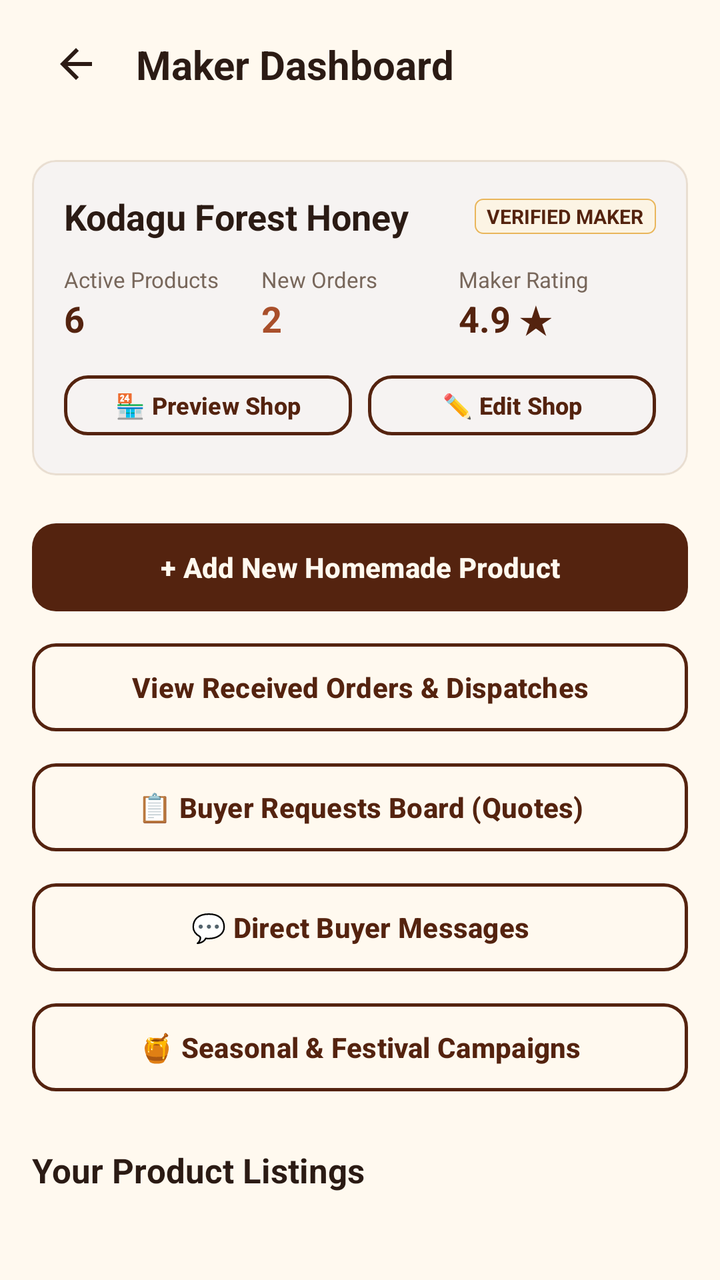
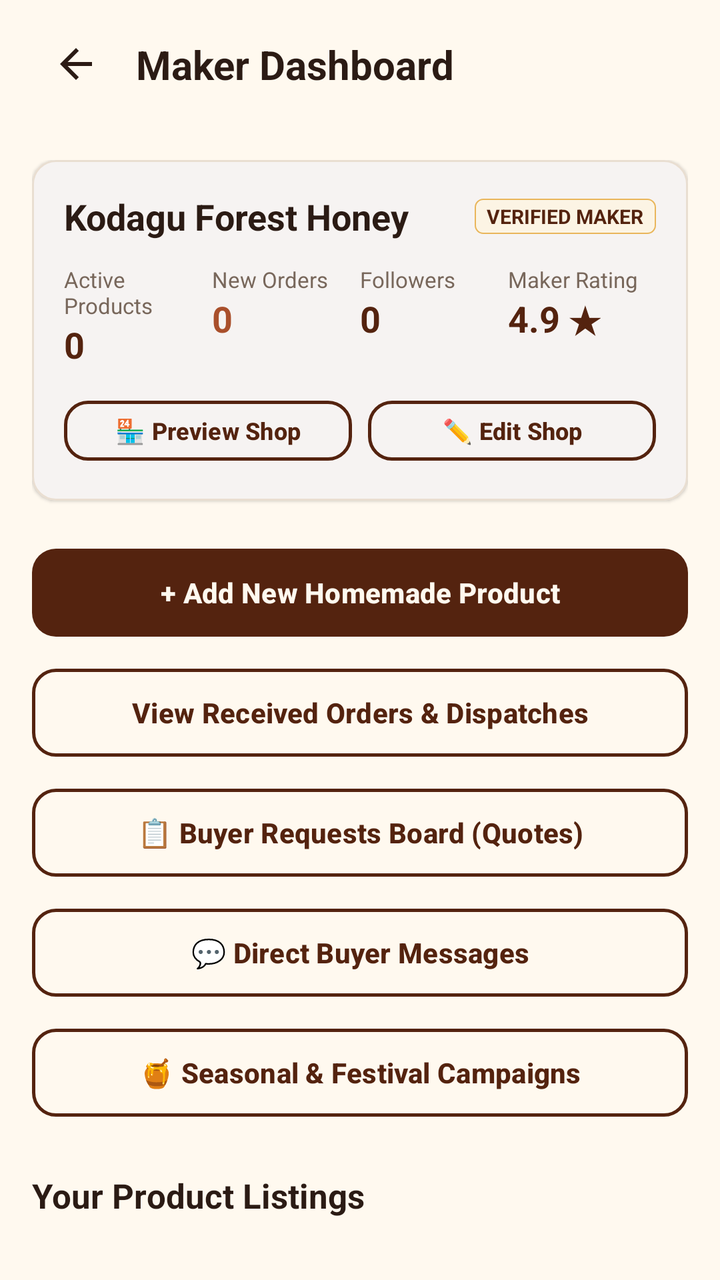

The first picture is an Android layout as it rendered before a commit; the second is the same layout after the commit. The layout source and the unified diff follow.
<!-- AndroidManifest.xml: application theme Theme.MOOLA -->
<!-- res/layout/activity_seller_dashboard.xml -->
<?xml version="1.0" encoding="utf-8"?>
<androidx.constraintlayout.widget.ConstraintLayout xmlns:android="http://schemas.android.com/apk/res/android"
    xmlns:app="http://schemas.android.com/apk/res-auto"
    android:layout_width="match_parent"
    android:layout_height="match_parent"
    android:background="@color/moola_cream">

    <androidx.constraintlayout.widget.ConstraintLayout
        android:id="@+id/sellerHeader"
        android:layout_width="match_parent"
        android:layout_height="@dimen/header_height"
        android:paddingHorizontal="@dimen/spacing_base"
        app:layout_constraintTop_toTopOf="parent">

        <ImageButton
            android:id="@+id/btnBackSeller"
            android:layout_width="44dp"
            android:layout_height="44dp"
            android:background="?attr/selectableItemBackgroundBorderless"
            android:contentDescription="Back"
            android:src="@drawable/ic_arrow_back"
            app:layout_constraintBottom_toBottomOf="parent"
            app:layout_constraintStart_toStartOf="parent"
            app:layout_constraintTop_toTopOf="parent"
            app:tint="@color/moola_charcoal" />

        <TextView
            android:id="@+id/tvSellerDashboardTitle"
            android:layout_width="0dp"
            android:layout_height="wrap_content"
            android:layout_marginStart="@dimen/spacing_sm"
            android:text="Maker Dashboard"
            android:textColor="@color/moola_charcoal"
            android:textSize="@dimen/text_lg"
            android:textStyle="bold"
            app:layout_constraintBottom_toBottomOf="parent"
            app:layout_constraintEnd_toEndOf="parent"
            app:layout_constraintStart_toEndOf="@+id/btnBackSeller"
            app:layout_constraintTop_toTopOf="parent" />
    </androidx.constraintlayout.widget.ConstraintLayout>

    <androidx.core.widget.NestedScrollView
        android:layout_width="match_parent"
        android:layout_height="0dp"
        android:fillViewport="true"
        app:layout_constraintBottom_toBottomOf="parent"
        app:layout_constraintTop_toBottomOf="@+id/sellerHeader">

        <LinearLayout
            android:layout_width="match_parent"
            android:layout_height="wrap_content"
            android:orientation="vertical"
            android:padding="@dimen/spacing_base"
            android:paddingBottom="@dimen/spacing_3xl">

            
            <com.google.android.material.card.MaterialCardView
                android:layout_width="match_parent"
                android:layout_height="wrap_content"
                app:cardBackgroundColor="@color/moola_white"
                app:cardCornerRadius="@dimen/radius_md"
                app:cardElevation="1dp"
                app:strokeColor="@color/moola_sandstone_border"
                app:strokeWidth="1dp">

                <LinearLayout
                    android:layout_width="match_parent"
                    android:layout_height="wrap_content"
                    android:orientation="vertical"
                    android:padding="@dimen/spacing_base">

                    <androidx.constraintlayout.widget.ConstraintLayout
                        android:layout_width="match_parent"
                        android:layout_height="wrap_content">

                        <TextView
                            android:id="@+id/tvSellerShopHeading"
                            android:layout_width="0dp"
                            android:layout_height="wrap_content"
                            android:text="Kodagu Forest Honey"
                            android:textColor="@color/moola_charcoal"
                            android:textSize="18sp"
                            android:textStyle="bold"
                            app:layout_constraintBottom_toBottomOf="parent"
                            app:layout_constraintEnd_toStartOf="@+id/tvSellerKycBadge"
                            app:layout_constraintStart_toStartOf="parent"
                            app:layout_constraintTop_toTopOf="parent" />

                        <TextView
                            android:id="@+id/tvSellerKycBadge"
                            android:layout_width="wrap_content"
                            android:layout_height="wrap_content"
                            android:background="@drawable/bg_tag_organic"
                            android:text="VERIFIED MAKER"
                            android:textColor="@color/moola_forest_green"
                            android:textSize="10sp"
                            android:textStyle="bold"
                            app:layout_constraintBottom_toBottomOf="parent"
                            app:layout_constraintEnd_toEndOf="parent"
                            app:layout_constraintTop_toTopOf="parent" />
                    </androidx.constraintlayout.widget.ConstraintLayout>

                    
                    <LinearLayout
                        android:layout_width="match_parent"
                        android:layout_height="wrap_content"
                        android:layout_marginTop="@dimen/spacing_md"
                        android:orientation="horizontal">

                        <LinearLayout
                            android:layout_width="0dp"
                            android:layout_height="wrap_content"
                            android:layout_weight="1"
                            android:orientation="vertical">

                            <TextView
                                android:layout_width="wrap_content"
                                android:layout_height="wrap_content"
                                android:text="Active Products"
                                android:textColor="@color/moola_charcoal_secondary"
                                android:textSize="11sp" />

                            <TextView
                                android:id="@+id/tvSellerActiveProductsCount"
                                android:layout_width="wrap_content"
                                android:layout_height="wrap_content"
                                android:text="6"
                                android:textColor="@color/moola_forest_green"
                                android:textSize="18sp"
                                android:textStyle="bold" />
                        </LinearLayout>

                        <LinearLayout
                            android:layout_width="0dp"
                            android:layout_height="wrap_content"
                            android:layout_weight="1"
                            android:orientation="vertical">

                            <TextView
                                android:layout_width="wrap_content"
                                android:layout_height="wrap_content"
                                android:text="New Orders"
                                android:textColor="@color/moola_charcoal_secondary"
                                android:textSize="11sp" />

                            <TextView
                                android:id="@+id/tvSellerNewOrdersCount"
                                android:layout_width="wrap_content"
                                android:layout_height="wrap_content"
                                android:text="2"
                                android:textColor="@color/moola_terracotta"
                                android:textSize="18sp"
                                android:textStyle="bold" />
                        </LinearLayout>

                        <LinearLayout
                            android:layout_width="0dp"
                            android:layout_height="wrap_content"
                            android:layout_weight="1"
                            android:orientation="vertical">

                            <TextView
                                android:layout_width="wrap_content"
                                android:layout_height="wrap_content"
                                android:text="Maker Rating"
                                android:textColor="@color/moola_charcoal_secondary"
                                android:textSize="11sp" />

                            <TextView
                                android:id="@+id/tvSellerRating"
                                android:layout_width="wrap_content"
                                android:layout_height="wrap_content"
                                android:text="4.9 ★"
                                android:textColor="@color/moola_forest_green"
                                android:textSize="18sp"
                                android:textStyle="bold" />
                        </LinearLayout>
                    </LinearLayout>

                    
                    <LinearLayout
                        android:layout_width="match_parent"
                        android:layout_height="wrap_content"
                        android:layout_marginTop="@dimen/spacing_md"
                        android:orientation="horizontal">

                        <com.google.android.material.button.MaterialButton
                            android:id="@+id/btnPreviewPublicShop"
                            style="@style/Widget.MOOLA.Button.Secondary"
                            android:layout_width="0dp"
                            android:layout_height="38dp"
                            android:layout_weight="1"
                            android:text="🏪 Preview Shop"
                            android:textSize="12sp" />

                        <com.google.android.material.button.MaterialButton
                            android:id="@+id/btnEditShopProfile"
                            style="@style/Widget.MOOLA.Button.Outlined"
                            android:layout_width="0dp"
                            android:layout_height="38dp"
                            android:layout_marginStart="@dimen/spacing_sm"
                            android:layout_weight="1"
                            android:text="✏️ Edit Shop"
                            android:textSize="12sp" />
                    </LinearLayout>

                </LinearLayout>
            </com.google.android.material.card.MaterialCardView>

            
            <com.google.android.material.button.MaterialButton
                android:id="@+id/btnAddProduct"
                style="@style/Widget.MOOLA.Button"
                android:layout_width="match_parent"
                android:layout_height="@dimen/button_height"
                android:layout_marginTop="@dimen/spacing_lg"
                android:text="+ Add New Homemade Product" />

            
            <com.google.android.material.button.MaterialButton
                android:id="@+id/btnManageSellerOrders"
                style="@style/Widget.MOOLA.Button.Outlined"
                android:layout_width="match_parent"
                android:layout_height="@dimen/button_height"
                android:layout_marginTop="@dimen/spacing_sm"
                android:text="View Received Orders &amp; Dispatches" />

            
            <com.google.android.material.button.MaterialButton
                android:id="@+id/btnSellerRequestsBoard"
                style="@style/Widget.MOOLA.Button.Secondary"
                android:layout_width="match_parent"
                android:layout_height="@dimen/button_height"
                android:layout_marginTop="@dimen/spacing_sm"
                android:text="📋 Buyer Requests Board (Quotes)" />

            
            <com.google.android.material.button.MaterialButton
                android:id="@+id/btnSellerDirectChats"
                style="@style/Widget.MOOLA.Button.Outlined"
                android:layout_width="match_parent"
                android:layout_height="@dimen/button_height"
                android:layout_marginTop="@dimen/spacing_sm"
                android:text="💬 Direct Buyer Messages" />

            
            <com.google.android.material.button.MaterialButton
                android:id="@+id/btnSellerFestivalCampaigns"
                style="@style/Widget.MOOLA.Button.Outlined"
                android:layout_width="match_parent"
                android:layout_height="@dimen/button_height"
                android:layout_marginTop="@dimen/spacing_sm"
                android:text="🍯 Seasonal &amp; Festival Campaigns" />

            
            <TextView
                android:layout_width="wrap_content"
                android:layout_height="wrap_content"
                android:layout_marginTop="@dimen/spacing_xl"
                android:text="Your Product Listings"
                android:textColor="@color/moola_charcoal"
                android:textSize="@dimen/text_md"
                android:textStyle="bold" />

            <androidx.recyclerview.widget.RecyclerView
                android:id="@+id/rvSellerProducts"
                android:layout_width="match_parent"
                android:layout_height="wrap_content"
                android:layout_marginTop="@dimen/spacing_sm"
                android:nestedScrollingEnabled="false" />

            <ProgressBar
                android:id="@+id/pbSeller"
                android:layout_width="36dp"
                android:layout_height="36dp"
                android:layout_gravity="center"
                android:layout_marginTop="@dimen/spacing_xl"
                android:indeterminateTint="@color/moola_forest_green"
                android:visibility="gone" />

        </LinearLayout>
    </androidx.core.widget.NestedScrollView>

</androidx.constraintlayout.widget.ConstraintLayout>
<!-- resources referenced by this layout -->
<resources>
  <color name="moola_charcoal">#2B1B14</color>
  <color name="moola_charcoal_secondary">#78675B</color>
  <color name="moola_cream">#FFF9EF</color>
  <color name="moola_forest_green">#54230F</color>
  <color name="moola_sandstone_border">#E9DED1</color>
  <color name="moola_terracotta">#A94F2B</color>
  <color name="moola_white">#FFFFFF</color>
  <dimen name="button_height">52dp</dimen>
  <dimen name="header_height">64dp</dimen>
  <dimen name="radius_md">12dp</dimen>
  <dimen name="spacing_3xl">48dp</dimen>
  <dimen name="spacing_base">16dp</dimen>
  <dimen name="spacing_lg">20dp</dimen>
  <dimen name="spacing_md">12dp</dimen>
  <dimen name="spacing_sm">8dp</dimen>
  <dimen name="spacing_xl">24dp</dimen>
  <dimen name="text_lg">20sp</dimen>
  <dimen name="text_md">17sp</dimen>
  <!-- drawable bg_tag_organic (drawable) -->
  <?xml version="1.0" encoding="utf-8"?>
  <shape xmlns:android="http://schemas.android.com/apk/res/android"
      android:shape="rectangle">
      <solid android:color="@color/moola_golden_subtle" />
      <stroke android:width="0.75dp" android:color="@color/moola_golden_accent" />
      <corners android:radius="@dimen/radius_xs" />
      <padding
          android:left="6dp"
          android:top="2dp"
          android:right="6dp"
          android:bottom="2dp" />
  </shape>
  <!-- drawable ic_arrow_back (drawable) -->
  <vector xmlns:android="http://schemas.android.com/apk/res/android"
      android:width="24dp"
      android:height="24dp"
      android:viewportWidth="24"
      android:viewportHeight="24">
      <path
          android:fillColor="@color/moola_charcoal"
          android:pathData="M20,11H7.83l5.59,-5.59L12,4l-8,8 8,8 1.41,-1.41L7.83,13H20v-2z" />
  </vector>
  <style name="Widget.MOOLA.Button" parent="Widget.Material3.Button">
          <item name="backgroundTint">@color/moola_primary_brown</item>
          <item name="android:textColor">@color/moola_cream</item>
          <item name="cornerRadius">@dimen/radius_md</item>
          <item name="android:textAllCaps">false</item>
          <item name="android:minHeight">@dimen/button_height</item>
          <item name="android:textStyle">bold</item>
      </style>
  <style name="Widget.MOOLA.Button.Outlined" parent="Widget.Material3.Button.OutlinedButton">
          <item name="strokeColor">@color/moola_primary_brown</item>
          <item name="strokeWidth">1.5dp</item>
          <item name="android:textColor">@color/moola_primary_brown</item>
          <item name="cornerRadius">@dimen/radius_md</item>
          <item name="android:textAllCaps">false</item>
          <item name="android:minHeight">@dimen/button_height</item>
          <item name="android:textStyle">bold</item>
      </style>
  <color name="moola_golden_subtle">#FCF4E4</color>
  <color name="moola_golden_accent">#E9B65B</color>
  <dimen name="radius_xs">4dp</dimen>
  <color name="moola_primary_brown">#54230F</color>
  <color name="moola_deep_chocolate">#351609</color>
  <color name="moola_honey_amber">#D99124</color>
  <color name="moola_card_surface">#FFFFFF</color>
  <color name="moola_primary_text">#2B1B14</color>
  <color name="moola_cream_surface">#FDF6EB</color>
  <style name="Widget.MOOLA.Card" parent="Widget.Material3.CardView.Filled">
          <item name="cardBackgroundColor">@color/moola_card_surface</item>
          <item name="cardCornerRadius">@dimen/radius_md</item>
          <item name="cardElevation">1dp</item>
          <item name="strokeColor">@color/moola_subtle_border</item>
          <item name="strokeWidth">1dp</item>
      </style>
  <color name="moola_subtle_border">#E9DED1</color>
  <!-- unchanged entries left out for length: 2 -->
</resources>

<!-- the commit's change to res/layout/activity_seller_dashboard.xml (unified diff, before → after) -->
@@ -105,7 +105,8 @@
                         android:layout_width="match_parent"
                         android:layout_height="wrap_content"
                         android:layout_marginTop="@dimen/spacing_md"
-                        android:orientation="horizontal">
+                        android:orientation="horizontal"
+                        android:weightSum="4">
 
                         <LinearLayout
                             android:layout_width="0dp"
@@ -124,7 +125,7 @@
                                 android:id="@+id/tvSellerActiveProductsCount"
                                 android:layout_width="wrap_content"
                                 android:layout_height="wrap_content"
-                                android:text="6"
+                                android:text="0"
                                 android:textColor="@color/moola_forest_green"
                                 android:textSize="18sp"
                                 android:textStyle="bold" />
@@ -147,8 +148,31 @@
                                 android:id="@+id/tvSellerNewOrdersCount"
                                 android:layout_width="wrap_content"
                                 android:layout_height="wrap_content"
-                                android:text="2"
+                                android:text="0"
                                 android:textColor="@color/moola_terracotta"
+                                android:textSize="18sp"
+                                android:textStyle="bold" />
+                        </LinearLayout>
+
+                        <LinearLayout
+                            android:layout_width="0dp"
+                            android:layout_height="wrap_content"
+                            android:layout_weight="1"
+                            android:orientation="vertical">
+
+                            <TextView
+                                android:layout_width="wrap_content"
+                                android:layout_height="wrap_content"
+                                android:text="Followers"
+                                android:textColor="@color/moola_charcoal_secondary"
+                                android:textSize="11sp" />
+
+                            <TextView
+                                android:id="@+id/tvSellerFollowersCount"
+                                android:layout_width="wrap_content"
+                                android:layout_height="wrap_content"
+                                android:text="0"
+                                android:textColor="@color/moola_forest_green"
                                 android:textSize="18sp"
                                 android:textStyle="bold" />
                         </LinearLayout>
@@ -269,6 +293,53 @@
                 android:layout_marginTop="@dimen/spacing_sm"
                 android:nestedScrollingEnabled="false" />
 
+            
+            <com.google.android.material.card.MaterialCardView
+                android:id="@+id/layoutNoSellerProducts"
+                android:layout_width="match_parent"
+                android:layout_height="wrap_content"
+                android:layout_marginTop="@dimen/spacing_sm"
+                android:visibility="gone"
+                app:cardBackgroundColor="@color/moola_white"
+                app:cardCornerRadius="@dimen/radius_md"
+                app:cardElevation="1dp"
+                app:strokeColor="@color/moola_sandstone_border"
+                app:strokeWidth="1dp">
+
+                <LinearLayout
+                    android:layout_width="match_parent"
+                    android:layout_height="wrap_content"
+                    android:gravity="center"
+                    android:orientation="vertical"
+                    android:padding="@dimen/spacing_lg">
+
+                    <TextView
+                        android:layout_width="wrap_content"
+                        android:layout_height="wrap_content"
+                        android:text="No products in your catalog yet."
+                        android:textColor="@color/moola_charcoal"
+                        android:textSize="@dimen/text_base"
+                        android:textStyle="bold" />
+
+                    <TextView
+                        android:layout_width="wrap_content"
+                        android:layout_height="wrap_content"
+                        android:layout_marginTop="4dp"
+                        android:gravity="center"
+                        android:text="Add your homemade pickles, spice powders, sweets, or forest honey to start selling."
+                        android:textColor="@color/moola_charcoal_secondary"
+                        android:textSize="@dimen/text_sm" />
+
+                    <com.google.android.material.button.MaterialButton
+                        android:id="@+id/btnAddFirstProductEmpty"
+                        style="@style/Widget.MOOLA.Button"
+                        android:layout_width="wrap_content"
+                        android:layout_height="42dp"
+                        android:layout_marginTop="@dimen/spacing_md"
+                        android:text="+ Add Your First Product" />
+                </LinearLayout>
+            </com.google.android.material.card.MaterialCardView>
+
             <ProgressBar
                 android:id="@+id/pbSeller"
                 android:layout_width="36dp"
@@ -278,6 +349,24 @@
                 android:indeterminateTint="@color/moola_forest_green"
                 android:visibility="gone" />
 
+            
+            <com.google.android.material.button.MaterialButton
+                android:id="@+id/btnExploreMarketplaceAsCustomer"
+                style="@style/Widget.MOOLA.Button.Outlined"
+                android:layout_width="match_parent"
+                android:layout_height="48dp"
+                android:layout_marginTop="@dimen/spacing_xl"
+                android:text="🛍️ Explore Marketplace as Customer" />
+
+            <com.google.android.material.button.MaterialButton
+                android:id="@+id/btnSellerLogout"
+                style="@style/Widget.Material3.Button.TextButton"
+                android:layout_width="match_parent"
+                android:layout_height="48dp"
+                android:layout_marginTop="@dimen/spacing_sm"
+                android:text="Log Out from Maker Account"
+                android:textColor="@color/moola_error" />
+
         </LinearLayout>
     </androidx.core.widget.NestedScrollView>
 
<!-- resource entries referenced after the edit -->
@@ -3,6 +3,7 @@
   <color name="moola_charcoal">#2B1B14</color>
   <color name="moola_charcoal_secondary">#78675B</color>
   <color name="moola_cream">#FFF9EF</color>
+  <color name="moola_error">#BA2D1D</color>
   <color name="moola_forest_green">#54230F</color>
   <color name="moola_sandstone_border">#E9DED1</color>
   <color name="moola_terracotta">#A94F2B</color>
@@ -16,8 +17,10 @@
   <dimen name="spacing_md">12dp</dimen>
   <dimen name="spacing_sm">8dp</dimen>
   <dimen name="spacing_xl">24dp</dimen>
+  <dimen name="text_base">15sp</dimen>
   <dimen name="text_lg">20sp</dimen>
   <dimen name="text_md">17sp</dimen>
+  <dimen name="text_sm">13sp</dimen>
   <!-- drawable bg_tag_organic (drawable) -->
   <?xml version="1.0" encoding="utf-8"?>
   <shape xmlns:android="http://schemas.android.com/apk/res/android"
